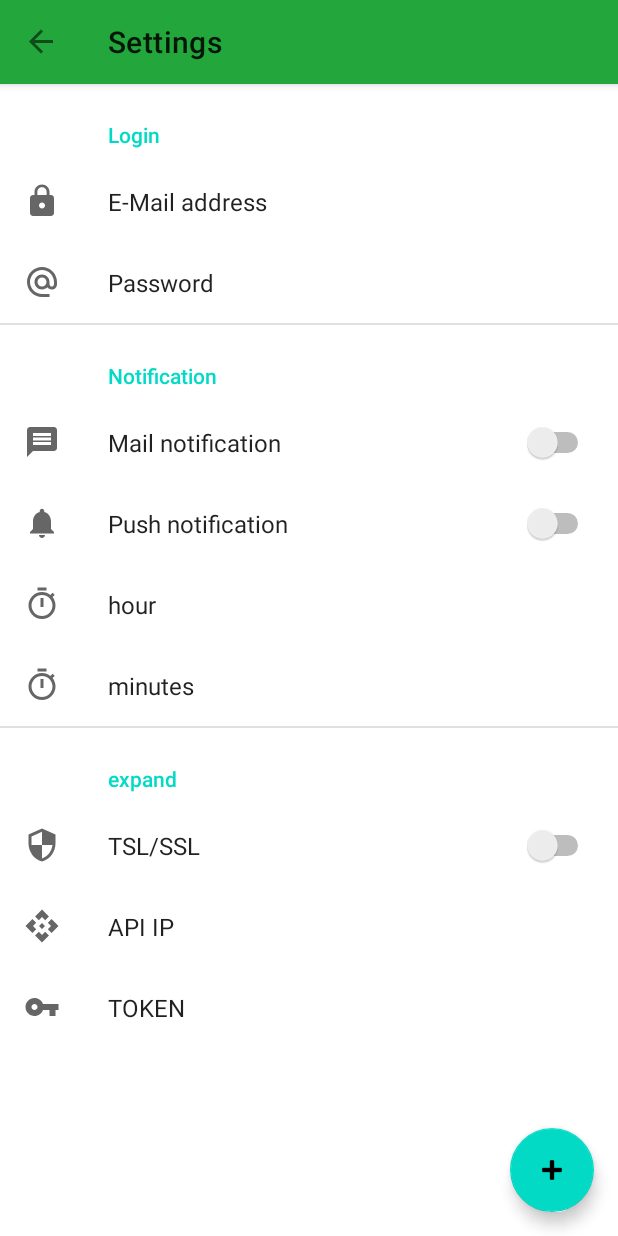
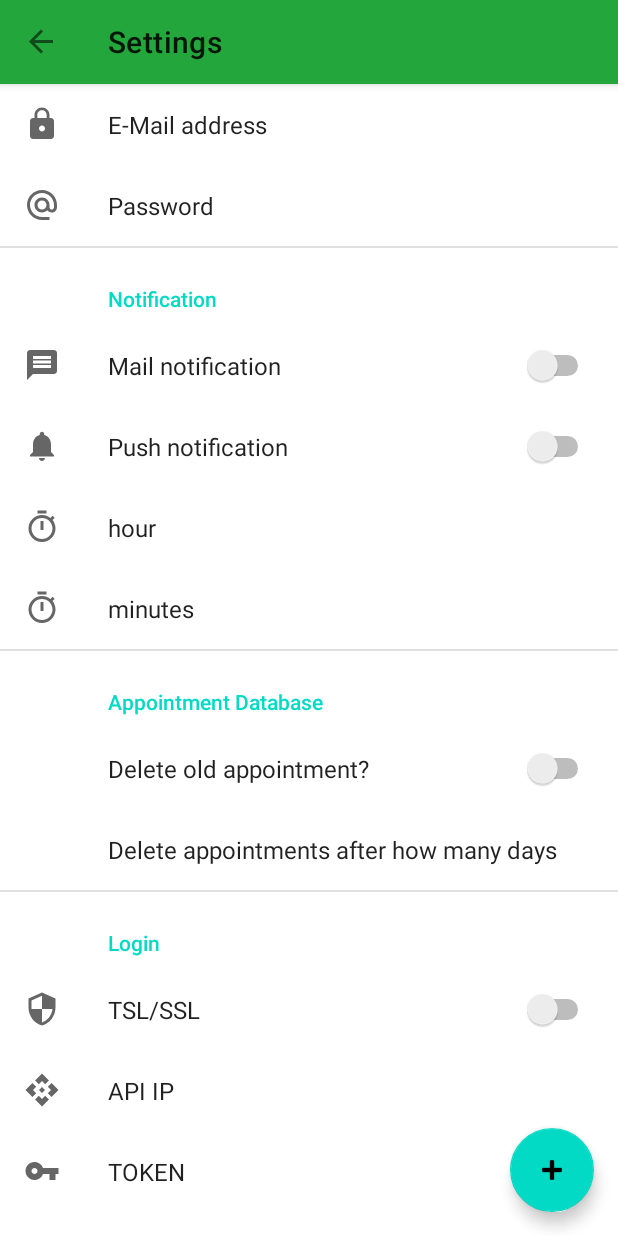
Before and after one commit to LukasKraemer/INKA_News_App, an Android app: the screen it shows after launch (MainActivity), in the side drawer, after a tap on "Settings", on a phone screen of 412 x 824 dp. Run offline under Robolectric (Android 15) with nearby library versions, the phone set to English and light mode, and no system bars; our stand-ins replace Room's generated code, androidx.preference, navigation-ui; 9 statements that could not run were skipped.

Commit message:
DatabaseCleaner added

```diff
--- a/app/src/main/java/de/lukaskraemer/inkadigiman/MainActivity.kt
+++ b/app/src/main/java/de/lukaskraemer/inkadigiman/MainActivity.kt
@@ -2,10 +2,10 @@ package de.lukaskraemer.inkadigiman
 
 
 import android.app.AlarmManager
+import android.app.Application
 import android.app.PendingIntent
 import android.content.Context
 import android.content.Intent
-import android.icu.util.Calendar
 import android.os.Bundle
 import android.view.Menu
 import androidx.appcompat.app.AppCompatActivity
@@ -22,9 +22,8 @@ import com.google.android.material.navigation.NavigationView
 import de.lukaskraemer.inkadigiman.alarm.AlarmReceiver
 import de.lukaskraemer.inkadigiman.data.repository.AppRepository
 import de.lukaskraemer.inkadigiman.ui.updateValues.Dialog
-import kotlinx.coroutines.Dispatchers
 import kotlinx.coroutines.runBlocking
-import kotlinx.coroutines.withContext
+import java.util.Calendar
 
 
 class MainActivity : AppCompatActivity() {
@@ -74,6 +73,8 @@ class MainActivity : AppCompatActivity() {
         setupActionBarWithNavController(navController, appBarConfiguration)
         navView.setupWithNavController(navController)
         alarmananager()
+        val context: Context = this.applicationContext
+        databaseCleaner(context)
 
     }
 
@@ -149,5 +150,16 @@ class MainActivity : AppCompatActivity() {
         return navController.navigateUp(appBarConfiguration) || super.onSupportNavigateUp()
     }
 
-
+    private fun databaseCleaner(context: Context){
+        val sharedPreference = PreferenceManager.getDefaultSharedPreferences(context)
+        if(sharedPreference.getBoolean("appointmentDelete", false)){
+            val days =sharedPreference.getString("appointmentDeleteAfter", "5")!!.toInt()
+            val calender= Calendar.getInstance()
+            calender.set(Calendar.DAY_OF_YEAR, calender.get(Calendar.DAY_OF_YEAR)-days)
+            calender.set(Calendar.MILLISECOND, 0)
+            calender.set(Calendar.HOUR, 0)
+            calender.set(Calendar.MINUTE,0)
+            runBlocking { AppRepository(context.applicationContext as Application).databaseCleaner(calender) }
+        }
+    }
 }
--- a/app/src/main/java/de/lukaskraemer/inkadigiman/alarm/AlarmReceiver.kt
+++ b/app/src/main/java/de/lukaskraemer/inkadigiman/alarm/AlarmReceiver.kt
@@ -13,7 +13,7 @@ import de.lukaskraemer.inkadigiman.R
 import de.lukaskraemer.inkadigiman.data.database.Task
 import de.lukaskraemer.inkadigiman.data.repository.AppRepository
 import kotlinx.coroutines.runBlocking
-import java.util.*
+import java.util.Calendar
 import kotlin.collections.ArrayList
 
 
--- a/app/src/main/java/de/lukaskraemer/inkadigiman/alarm/NotificationActivity.kt
+++ b/app/src/main/java/de/lukaskraemer/inkadigiman/alarm/NotificationActivity.kt
@@ -44,13 +44,10 @@ class NotificationActivity : AppCompatActivity() {
      btn = findViewById(R.id.notification_btn)
      context=this.applicationContext
 
-     onNewIntent(intent);
+     onNewIntent(intent)
 
      btn.setOnClickListener {
          startActivity(Intent(this, MainActivity::class.java))
-
      }
  }
-
-
 }
--- a/app/src/main/java/de/lukaskraemer/inkadigiman/data/TaskListAdapter.kt
+++ b/app/src/main/java/de/lukaskraemer/inkadigiman/data/TaskListAdapter.kt
@@ -7,7 +7,7 @@ import android.widget.TextView
 import androidx.recyclerview.widget.RecyclerView
 import de.lukaskraemer.inkadigiman.R
 import de.lukaskraemer.inkadigiman.data.database.Task
-import java.util.*
+import java.util.Calendar
 import kotlin.collections.ArrayList
 
 
--- a/app/src/main/java/de/lukaskraemer/inkadigiman/data/database/Task.kt
+++ b/app/src/main/java/de/lukaskraemer/inkadigiman/data/database/Task.kt
@@ -2,7 +2,6 @@ package de.lukaskraemer.inkadigiman.data.database
 
 import androidx.room.Entity
 import androidx.room.PrimaryKey
-import java.util.*
 
 @Entity
 data class Task(
--- a/app/src/main/java/de/lukaskraemer/inkadigiman/data/database/TaskDao.kt
+++ b/app/src/main/java/de/lukaskraemer/inkadigiman/data/database/TaskDao.kt
@@ -3,7 +3,6 @@ package de.lukaskraemer.inkadigiman.data.database
 
 import androidx.lifecycle.LiveData
 import androidx.room.*
-import java.util.*
 
 @Dao
 interface TaskDao
@@ -38,4 +37,10 @@ interface TaskDao
 
     @Query("select * from Task where show =1")
     fun dates():LiveData<List<Task>>
+
+    @Query("DELETE FROM Task WHERE (time <= :start)")
+    suspend fun databaseCleaner(start: Long)
+
+
+
 }
--- a/app/src/main/java/de/lukaskraemer/inkadigiman/ui/settings/Settings.kt
+++ b/app/src/main/java/de/lukaskraemer/inkadigiman/ui/settings/Settings.kt
@@ -7,17 +7,18 @@ import android.text.TextUtils
 import androidx.preference.*
 import de.lukaskraemer.inkadigiman.R
 import de.lukaskraemer.inkadigiman.data.DataValidator
-import kotlin.math.absoluteValue
 
 class Settings: PreferenceFragmentCompat() {
     //userdata
     private var preusername: EditTextPreference? = null
     private var prepassword: EditTextPreference? = null
+    private var preappointmentDeleteAfter: EditTextPreference? = null
 
     private var premail: SwitchPreference? = null
     private var prepushup: SwitchPreference? = null
     private var prepushuptime: ListPreference? = null
     private var prepushuptimemin: ListPreference? = null
+    private var preappointmentDelete: SwitchPreference? = null
 
     private var preip: EditTextPreference? = null
     private var pretoken: EditTextPreference? = null
@@ -36,6 +37,8 @@ class Settings: PreferenceFragmentCompat() {
     private var ip = ""
     private var token = ""
     private var ssl = false
+    private var appointmentDelete = false
+    private var appointmentDeleteAfter = ""
 
     override fun onCreatePreferences(savedInstanceState: Bundle?, rootKey: String?) {
 
@@ -50,6 +53,8 @@ class Settings: PreferenceFragmentCompat() {
         preip = findPreference("ip")
         pretoken = findPreference("token")
         pressl = findPreference("ssl")
+        preappointmentDelete= findPreference("appointmentDelete")
+        preappointmentDeleteAfter = findPreference("appointmentDeleteAfter")
 
 
 
@@ -126,6 +131,14 @@ class Settings: PreferenceFragmentCompat() {
             } else {
                 "*".repeat(text.length)
             }
+        }
+        preappointmentDeleteAfter?.summaryProvider = Preference.SummaryProvider<EditTextPreference> { preference ->
+            val text = preference.text
+            if (TextUtils.isEmpty(text)) {
+                ""
+            } else {
+               text
+            }
 
         }
     }
@@ -145,8 +158,8 @@ class Settings: PreferenceFragmentCompat() {
         ip = sharedPreference.getString("ip", "")!!
         token = sharedPreference.getString("username", "")!!
         ssl = sharedPreference.getBoolean("ssl", true)
-
-
+        appointmentDelete = sharedPreference.getBoolean("appointmentDelete", false)
+        appointmentDeleteAfter = sharedPreference.getString("appointmentDeleteAfter", "5")!!
     }
 
 }
--- a/app/src/main/res/values/strings.xml
+++ b/app/src/main/res/values/strings.xml
@@ -75,4 +75,9 @@
     <string name="Notification_Appointment_type">Type: %s</string>
     <string name="Notification_date">Date: %2$d-%1$d-%3$d</string>
     <string name="Notification_time">Time: %d:%d</string>
+
+
+    <string name="appointment">Appointment Database</string>/
+    <string name="oldAppointmentdelete">Delete old appointment?</string>
+    <string name="deleteAfterDay">Delete appointments after how many days</string>
 </resources>
--- a/app/src/main/res/xml/settings.xml
+++ b/app/src/main/res/xml/settings.xml
@@ -2,9 +2,6 @@
     xmlns:tools="http://schemas.android.com/tools"
     android:visibility="visible"
     tools:visibility="visible" >
-    <PreferenceCategory android:title="@string/Login">
-
-    </PreferenceCategory>
     <EditTextPreference
         android:icon="@drawable/ic_baseline_lock_24"
         android:key="username"
@@ -46,8 +43,20 @@
         android:icon="@drawable/ic_baseline_timer_24"
         android:key="pushupmin"
         android:title="@string/Minutes" />
-    <PreferenceCategory android:title="@string/expand">
+    <PreferenceCategory android:title="@string/appointment">
 
+        <SwitchPreference
+            android:defaultValue="false"
+            android:key="appointmentDelete"
+            android:title="@string/oldAppointmentdelete" />
+        <EditTextPreference
+            android:key="appointmentDeleteAfter"
+            android:selectAllOnFocus="true"
+            android:singleLine="true"
+            android:title="@string/deleteAfterDay" />
+        <PreferenceCategory android:title="@string/Login">
+
+        </PreferenceCategory>
         <SwitchPreference
             android:defaultValue="false"
             android:icon="@drawable/ic_baseline_security_24"
```
Also changed, not shown: app/build.gradle (+9 -0 lines), app/src/main/java/de/lukaskraemer/inkadigiman/data/repository/AppRepository.kt (+8 -4 lines), 1 other file.
